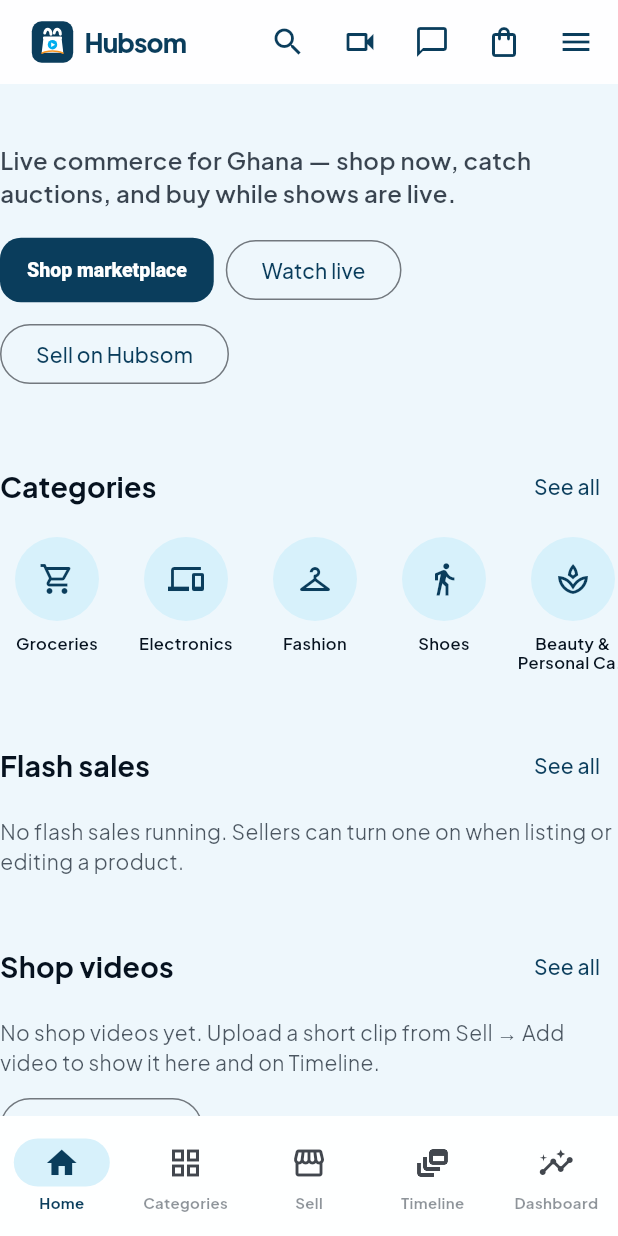
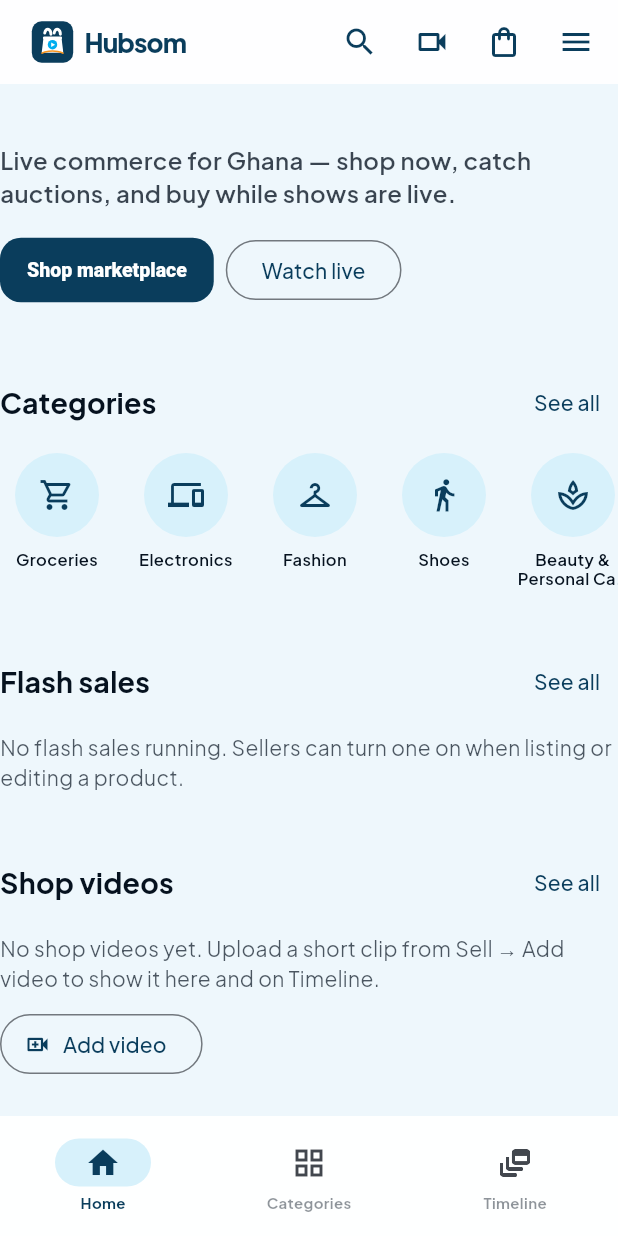
Before and after one commit to felixamay/hubsom, a Flutter app: the screen it shows after launch, on a phone screen of 412 x 824 dp. Run offline on Flutter 3.47's test engine with Material 3 defaults, Android fonts, the phone set to English and light mode, and no system bars; our stand-ins replace cached_network_image, cloud_firestore, dio, equatable, firebase_core, firebase_messaging and 14 more; missing offline and left inert: agora_rtc_engine, dart:js_interop, dart:ui_web; accounts and stored records are empty; network calls fail.

Commit message:
Hide account menus and sensitive fields from guests
Guests can still browse Home, Categories, Timeline, Live, Marketplace,
auctions, and flash sales. Account, wallet, gifts, messages, sell,
dashboard, and seller actions require sign-in and stay hidden in the
header menu and footer.

Co-authored-by: felixamay <felixamay@users.noreply.github.com>

```diff
--- a/hubsom_app/lib/features/home/home_page.dart
+++ b/hubsom_app/lib/features/home/home_page.dart
@@ -49,6 +49,7 @@ class HomePage extends ConsumerWidget {
     final promosAsync = ref.watch(promotionsProvider('landing'));
     final videosAsync = ref.watch(shopVideosProvider);
     final sellersAsync = ref.watch(sellersProvider);
+    final signedIn = ref.watch(authStateProvider).valueOrNull != null;
 
     final products = productsAsync.when(
       data: (list) => list.whereType<Product>().toList(),
@@ -125,10 +126,11 @@ class HomePage extends ConsumerWidget {
                         onPressed: () => context.push('/live'),
                         child: const Text('Watch live'),
                       ),
-                      OutlinedButton(
-                        onPressed: () => context.push('/sell'),
-                        child: const Text('Sell on Hubsom'),
-                      ),
+                      if (signedIn)
+                        OutlinedButton(
+                          onPressed: () => context.push('/sell'),
+                          child: const Text('Sell on Hubsom'),
+                        ),
                     ],
                   ),
                 ],
--- a/hubsom_app/lib/features/shell/app_router.dart
+++ b/hubsom_app/lib/features/shell/app_router.dart
@@ -139,7 +139,13 @@ final appRouterProvider = Provider<GoRouter>((ref) {
           ),
           StatefulShellBranch(
             routes: [
-              GoRoute(path: '/sell', builder: (_, __) => const SellPage()),
+              GoRoute(
+                path: '/sell',
+                builder: (_, __) => const AuthGate(
+                  message: 'Sign in to sell on Hubsom',
+                  child: SellPage(),
+                ),
+              ),
             ],
           ),
           StatefulShellBranch(
@@ -163,7 +169,10 @@ final appRouterProvider = Provider<GoRouter>((ref) {
       GoRoute(
         path: '/account',
         parentNavigatorKey: _rootKey,
-        builder: (_, __) => const AccountPage(),
+        builder: (_, __) => const AuthGate(
+          message: 'Sign in to view your account',
+          child: AccountPage(),
+        ),
         routes: [
           GoRoute(
             path: 'profile',
--- a/hubsom_app/lib/features/shell/main_shell.dart
+++ b/hubsom_app/lib/features/shell/main_shell.dart
@@ -42,12 +42,16 @@ class MainShell extends ConsumerWidget {
     ),
   ];
 
-  /// Formal SiteHeader links first, then Account destinations.
-  static const _formalItems = <(String value, IconData icon, String label)>[
+  /// Browse-only links guests may see. Sell is signed-in only.
+  static const guestBrowseItems = <(String value, IconData icon, String label)>[
     ('live', Icons.videocam_outlined, 'Live'),
     ('marketplace', Icons.storefront_outlined, 'Marketplace'),
     ('auctions', Icons.gavel, 'Auctions'),
     ('flash', Icons.bolt_outlined, 'Flash Sales'),
+  ];
+
+  static const signedInBrowseItems = <(String value, IconData icon, String label)>[
+    ...guestBrowseItems,
     ('sell', Icons.add_business_outlined, 'Sell'),
   ];
 
@@ -64,6 +68,38 @@ class MainShell extends ConsumerWidget {
     ('notifications', Icons.notifications_outlined, 'Notifications'),
     ('settings', Icons.settings_outlined, 'Settings'),
   ];
+
+  static int _visibleFooterIndex({
+    required int shellIndex,
+    required bool signedIn,
+  }) {
+    if (signedIn) return shellIndex;
+    return switch (shellIndex) {
+      0 => 0,
+      1 => 1,
+      3 => 2,
+      _ => 0,
+    };
+  }
+
+  void _onFooterTap(
+    BuildContext context,
+    WidgetRef ref,
+    int visibleIndex, {
+    required bool signedIn,
+  }) {
+    if (signedIn) {
+      _onTap(context, ref, visibleIndex);
+      return;
+    }
+    final shellIndex = switch (visibleIndex) {
+      0 => 0,
+      1 => 1,
+      2 => 3,
+      _ => 0,
+    };
+    _onTap(context, ref, shellIndex);
+  }
 
   void _onTap(BuildContext context, WidgetRef ref, int index) {
     navigationShell.goBranch(
@@ -112,6 +148,19 @@ class MainShell extends ConsumerWidget {
     context.go(path);
   }
 
+  static List<(String value, IconData icon, String label)> browseItems({
+    required bool signedIn,
+  }) =>
+      signedIn ? signedInBrowseItems : guestBrowseItems;
+
+  static List<(String value, IconData icon, String label)> menuDestinations({
+    required bool signedIn,
+  }) =>
+      [
+        ...browseItems(signedIn: signedIn),
+        if (signedIn) ...accountMenuItems,
+      ];
+
   List<PopupMenuEntry<String>> _buildMenu({required bool signedIn}) {
     return [
       const PopupMenuItem<String>(
@@ -125,7 +174,7 @@ class MainShell extends ConsumerWidget {
           ),
         ),
       ),
-      for (final item in _formalItems)
+      for (final item in browseItems(signedIn: signedIn))
         PopupMenuItem<String>(
           value: item.$1,
           child: Row(
@@ -136,6 +185,7 @@ class MainShell extends ConsumerWidget {
             ],
           ),
         ),
+      if (signedIn) ...[
         const PopupMenuDivider(),
         const PopupMenuItem<String>(
           enabled: false,
@@ -160,7 +210,6 @@ class MainShell extends ConsumerWidget {
             ),
           ),
         const PopupMenuDivider(),
-      if (signedIn)
         const PopupMenuItem<String>(
           value: 'logout',
           child: Row(
@@ -170,8 +219,9 @@ class MainShell extends ConsumerWidget {
               Text('Log out'),
             ],
           ),
-        )
-      else
+        ),
+      ] else ...[
+        const PopupMenuDivider(),
         const PopupMenuItem<String>(
           value: 'signin',
           child: Row(
@@ -182,6 +232,7 @@ class MainShell extends ConsumerWidget {
             ],
           ),
         ),
+      ],
     ];
   }
 
@@ -192,14 +243,40 @@ class MainShell extends ConsumerWidget {
     final signedIn = ref.watch(authStateProvider).valueOrNull != null;
     final wide = ResponsiveScaffold.isWide(context);
     final menu = _buildMenu(signedIn: signedIn);
+    final footerTabs = signedIn
+        ? _tabs
+        : const [
+            (path: '/', label: 'Home', icon: Icons.home_outlined, selected: Icons.home),
+            (
+              path: '/categories',
+              label: 'Categories',
+              icon: Icons.grid_view_outlined,
+              selected: Icons.grid_view
+            ),
+            (
+              path: '/timeline',
+              label: 'Timeline',
+              icon: Icons.dynamic_feed_outlined,
+              selected: Icons.dynamic_feed
+            ),
+          ];
+    final selectedFooter = _visibleFooterIndex(
+      shellIndex: navigationShell.currentIndex,
+      signedIn: signedIn,
+    );
 
     if (wide) {
       return Scaffold(
         body: Row(
           children: [
             NavigationRail(
-              selectedIndex: navigationShell.currentIndex,
-              onDestinationSelected: (i) => _onTap(context, ref, i),
+              selectedIndex: selectedFooter,
+              onDestinationSelected: (i) => _onFooterTap(
+                context,
+                ref,
+                i,
+                signedIn: signedIn,
+              ),
               labelType: NavigationRailLabelType.all,
               backgroundColor: Colors.white,
               leading: const Padding(
@@ -207,7 +284,7 @@ class MainShell extends ConsumerWidget {
                 child: HubsomLogo(height: 36, showWordmark: true),
               ),
               destinations: [
-                for (final t in _tabs)
+                for (final t in footerTabs)
                   NavigationRailDestination(
                     icon: Icon(t.icon),
                     selectedIcon: Icon(t.selected),
@@ -222,6 +299,7 @@ class MainShell extends ConsumerWidget {
                   _TopBar(
                     cartCount: cartCount,
                     unreadMessages: unreadMessages,
+                    showMessages: signedIn,
                     menuEntries: menu,
                     onMenuSelected: (v) => _onMenuSelected(context, ref, v),
                   ),
@@ -248,6 +326,7 @@ class MainShell extends ConsumerWidget {
             onPressed: () => context.go('/live'),
             icon: const Icon(Icons.videocam_outlined),
           ),
+          if (signedIn)
             IconButton(
               tooltip: 'Messages',
               onPressed: () => context.go('/messages'),
@@ -277,10 +356,11 @@ class MainShell extends ConsumerWidget {
       ),
       body: navigationShell,
       bottomNavigationBar: NavigationBar(
-        selectedIndex: navigationShell.currentIndex,
-        onDestinationSelected: (i) => _onTap(context, ref, i),
+        selectedIndex: selectedFooter,
+        onDestinationSelected: (i) =>
+            _onFooterTap(context, ref, i, signedIn: signedIn),
         destinations: [
-          for (final t in _tabs)
+          for (final t in footerTabs)
             NavigationDestination(
               icon: Icon(t.icon),
               selectedIcon: Icon(t.selected, color: HubsomColors.forest),
@@ -296,12 +376,14 @@ class _TopBar extends StatelessWidget {
   const _TopBar({
     required this.cartCount,
     required this.unreadMessages,
+    required this.showMessages,
     required this.menuEntries,
     required this.onMenuSelected,
   });
 
   final int cartCount;
   final int unreadMessages;
+  final bool showMessages;
   final List<PopupMenuEntry<String>> menuEntries;
   final ValueChanged<String> onMenuSelected;
 
@@ -332,6 +414,7 @@ class _TopBar extends StatelessWidget {
                 icon: const Icon(Icons.videocam_outlined),
                 tooltip: 'Live',
               ),
+              if (showMessages)
                 IconButton(
                   tooltip: 'Messages',
                   onPressed: () => context.go('/messages'),
--- a/hubsom_app/lib/features/stores/store_page.dart
+++ b/hubsom_app/lib/features/stores/store_page.dart
@@ -85,10 +85,12 @@ class _StorePageState extends ConsumerState<StorePage> {
     final initial = seller.name.isNotEmpty
         ? seller.name.substring(0, 1).toUpperCase()
         : 'S';
+    final signedIn = ref.watch(authStateProvider).valueOrNull != null;
     return Scaffold(
       appBar: AppBar(
         title: Text(seller.name),
         actions: [
+          if (signedIn)
             IconButton(
               tooltip: 'Message',
               onPressed: () {
```
Also changed, not shown: hubsom_app/lib/core/auth/auth_routes.dart (+29 -0 lines), hubsom_app/lib/features/auctions/auctions_page.dart (+8 -5 lines), hubsom_app/lib/features/dashboard/dashboard_page.dart (+13 -64 lines), hubsom_app/lib/features/flash_sales/flash_sales_page.dart (+8 -5 lines), hubsom_app/lib/features/live/live_list_page.dart (+14 -4 lines), 2 other files. Lines whose indentation alone changed are shown as unchanged.
